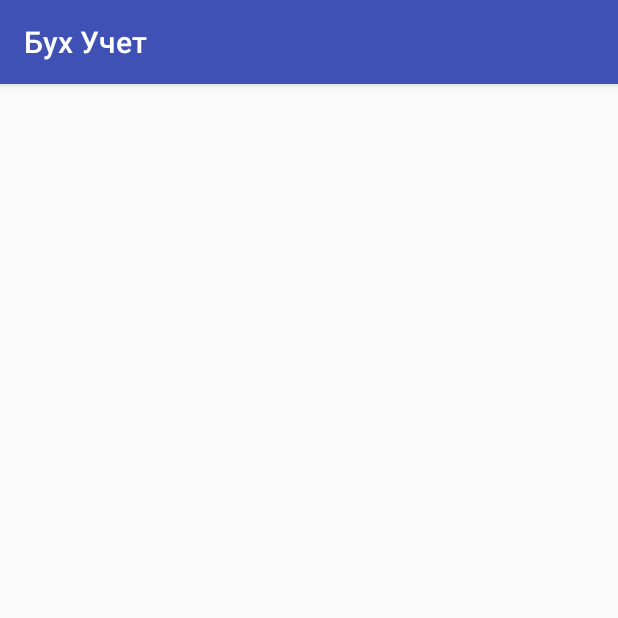
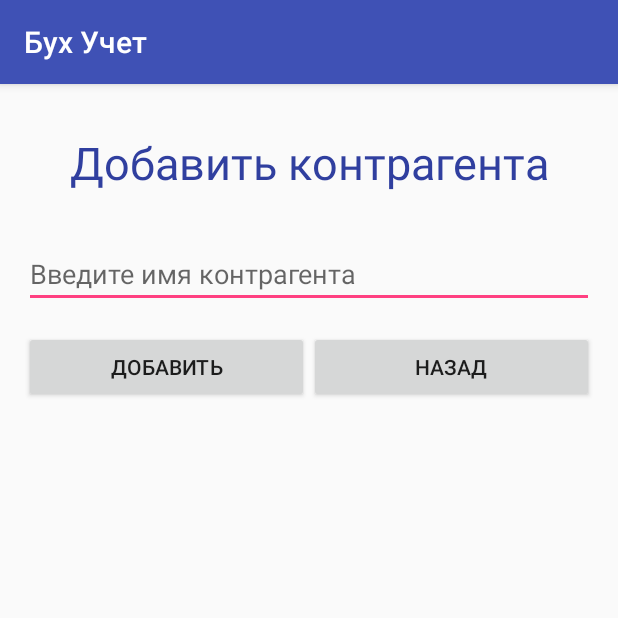
Before and after one commit to J-Veber/JavaMobileGrinyak, an Android app: the AddNewContacter screen opened directly, with no data from a screen before it, on a phone screen of 412 x 824 dp, the top half of it. Run offline under Robolectric (Android 15) with nearby library versions, the phone set to English and light mode, and no system bars.

Commit message:
Нарисована страничка для контрагента

```diff
--- a/app/src/main/java/com/example/veiber/testmobilegrinyak/AddNewContacter.java
+++ b/app/src/main/java/com/example/veiber/testmobilegrinyak/AddNewContacter.java
@@ -1,7 +1,9 @@
 package com.example.veiber.testmobilegrinyak;
 
+import android.content.Intent;
 import android.support.v7.app.AppCompatActivity;
 import android.os.Bundle;
+import android.view.View;
 
 public class AddNewContacter extends AppCompatActivity {
 
@@ -10,4 +12,12 @@ public class AddNewContacter extends AppCompatActivity {
         super.onCreate(savedInstanceState);
         setContentView(R.layout.activity_add_new_contacter);
     }
+    public void cancel_action(View view){
+        Intent intent = new Intent(this, MainActivity.class);
+        startActivity(intent);
+    }
+
+    public void addNewItemTableContractors(View view) {
+
+    }
 }
--- a/app/src/main/res/layout/activity_add_new_contacter.xml
+++ b/app/src/main/res/layout/activity_add_new_contacter.xml
@@ -9,5 +9,47 @@
     android:paddingRight="@dimen/activity_horizontal_margin"
     android:paddingTop="@dimen/activity_vertical_margin"
     tools:context="com.example.veiber.testmobilegrinyak.AddNewContacter">
+    <TextView
+        android:layout_width="match_parent"
+        android:layout_height="wrap_content"
+        android:text="@string/addNewContractor"
+        android:textColor="@color/colorPrimaryDark"
+        android:textSize="30sp"
+        android:layout_marginBottom="15dp"
+        android:layout_marginTop="16dp"
+        android:textAlignment="center"
+        android:id="@+id/textAddCatalog" />
+    <!--android:fontFamily="Roboto"-->
+    <EditText
+        android:id="@+id/textEnterContractor"
+        android:layout_width="match_parent"
+        android:layout_height="wrap_content"
+        android:hint="@string/enterNameOfContractor"
+        android:inputType="text"
+        android:ems="10"
+        android:layout_below="@+id/textAddCatalog"
+        android:layout_centerHorizontal="true"
+        android:layout_marginTop="16dp"
+        android:layout_marginBottom="15dp"/>
 
+        <LinearLayout
+        android:layout_width="match_parent"
+        android:layout_height="wrap_content"
+        android:layout_below="@id/textEnterContractor"
+        android:orientation="horizontal">
+        <Button
+            android:id="@+id/add_action"
+            android:layout_width="match_parent"
+            android:layout_height="wrap_content"
+            android:layout_weight="1"
+            android:text="@string/add"
+            android:onClick="addNewItemTableContractors"/>
+        <Button
+            android:id="@+id/cancel_action"
+            android:layout_width="match_parent"
+            android:layout_height="wrap_content"
+            android:layout_weight="1"
+            android:text="@string/cancel"
+            android:onClick="cancel_action"/>
+    </LinearLayout>
 </RelativeLayout>
--- a/app/src/main/res/values/strings.xml
+++ b/app/src/main/res/values/strings.xml
@@ -3,6 +3,7 @@
     <string name="addNewCatalogItem">Добавить товары</string>
     <string name="addNewContractor">Добавить контрагента</string>
     <string name="enterNameOfCatalogItem">Введите наименование товара</string>
+    <string name="enterNameOfContractor">Введите имя контрагента</string>
     <string name="enterCodeOfItem">Введите код товара</string>
     <string name="add">Добавить</string>
     <string name="cancel">Назад</string>
```
